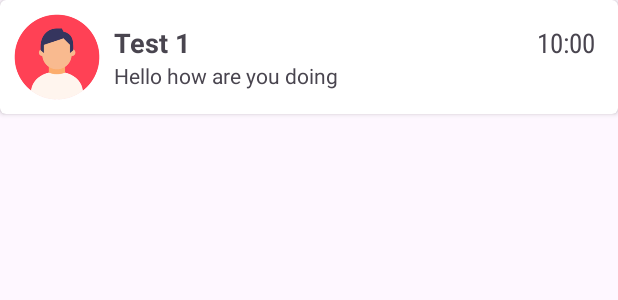
After one commit to harshitchauhan0/LetsConnect, an Android app: the layout main_chat_row.xml on its own in the app's theme, with its tools: preview values and no code run, on a phone screen of 412 x 824 dp. The commit adds this screen. Shown: the top 300 px of the screen. Run offline under Robolectric (Android 15) with nearby library versions, the phone set to English and light mode, and no system bars.

Commit message:
Fifth Commit

```diff
--- a/app/src/main/java/com/harshit/letsconnect/SearchActivity.kt
+++ b/app/src/main/java/com/harshit/letsconnect/SearchActivity.kt
@@ -32,7 +32,9 @@ class SearchActivity : AppCompatActivity() {
             }
         }
         binding.seachUsernameInput.requestFocus()
-        binding.backBtn.setOnClickListener { startActivity(Intent(this,MainActivity::class.java).setFlags(Intent.FLAG_ACTIVITY_NEW_TASK)) }
+        binding.backBtn.setOnClickListener {
+            startActivity(Intent(this,MainActivity::class.java))
+        }
     }
 
 
--- /dev/null
+++ b/app/src/main/res/layout/main_chat_row.xml
@@ -0,0 +1,65 @@
+<?xml version="1.0" encoding="utf-8"?>
+<androidx.cardview.widget.CardView xmlns:android="http://schemas.android.com/apk/res/android"
+    android:layout_width="match_parent"
+    xmlns:tools="http://schemas.android.com/tools"
+    xmlns:app="http://schemas.android.com/apk/res-auto"
+    android:elevation="4dp"
+    app:cardCornerRadius="4dp"
+    android:layout_height="wrap_content">
+
+    <LinearLayout
+        android:layout_width="match_parent"
+        android:orientation="horizontal"
+        android:layout_height="match_parent">
+
+        <include layout="@layout/profile_pic"
+            android:layout_height="60dp"
+            android:layout_width="60dp"
+            android:layout_gravity="center"
+            android:layout_margin="8dp"
+            />
+
+        <LinearLayout
+            android:layout_width="match_parent"
+            android:layout_height="wrap_content"
+            android:orientation="vertical"
+            android:layout_gravity="center">
+
+            <RelativeLayout
+                android:layout_width="match_parent"
+                android:layout_height="wrap_content">
+                <TextView
+                    android:layout_width="wrap_content"
+                    android:layout_height="wrap_content"
+                    tools:text="Test 1"
+                    android:layout_alignParentStart="true"
+                    android:fontFamily="sans-serif"
+                    android:textSize="18sp"
+                    android:textStyle="bold"
+                    android:id="@+id/chat_name"/>
+
+                <TextView
+                    android:layout_width="wrap_content"
+                    android:layout_height="wrap_content"
+                    tools:text="10:00"
+                    android:layout_alignParentEnd="true"
+                    android:layout_marginEnd="15dp"
+                    android:fontFamily="sans-serif-condensed"
+                    android:textSize="18sp"
+                    android:id="@+id/chat_time"/>
+            </RelativeLayout>
+
+
+            <TextView
+                android:layout_width="wrap_content"
+                android:layout_height="wrap_content"
+                tools:text="Hello how are you doing"
+                android:id="@+id/chat_last_message"/>
+
+        </LinearLayout>
+
+
+    </LinearLayout>
+
+
+</androidx.cardview.widget.CardView>
```
Also changed, not shown: app/src/main/java/com/harshit/letsconnect/ChatActivity.kt (+13 -6 lines), app/src/main/java/com/harshit/letsconnect/ChatRecyclerViewAdapter.kt (+5 -10 lines), app/src/main/java/com/harshit/letsconnect/ExtraUtils.kt (added, +31 -0 lines), app/src/main/java/com/harshit/letsconnect/FirebaseUtils.kt (deleted, +0 -11 lines), app/src/main/java/com/harshit/letsconnect/HomeFragment.kt (+38 -0 lines), app/src/main/java/com/harshit/letsconnect/HomeRecyclerViewAdapter.kt (added, +81 -0 lines), app/src/main/java/com/harshit/letsconnect/LogoutFragment.kt (+4 -3 lines), app/src/main/java/com/harshit/letsconnect/ProfileFragment.kt (+6 -2 lines), app/src/main/java/com/harshit/letsconnect/searchRecyclerViewAdapter.kt (+9 -0 lines), app/src/main/res/layout/fragment_home.xml (+9 -5 lines).
